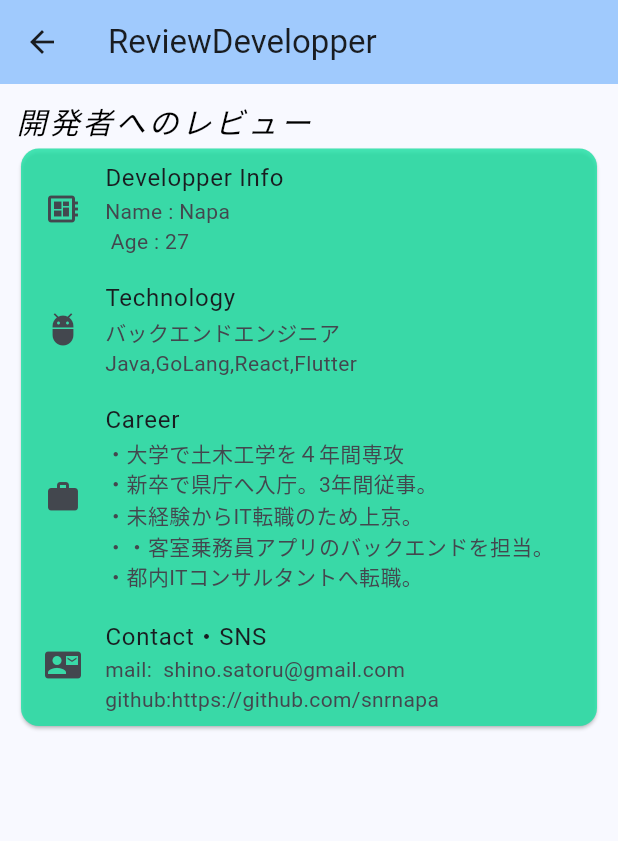
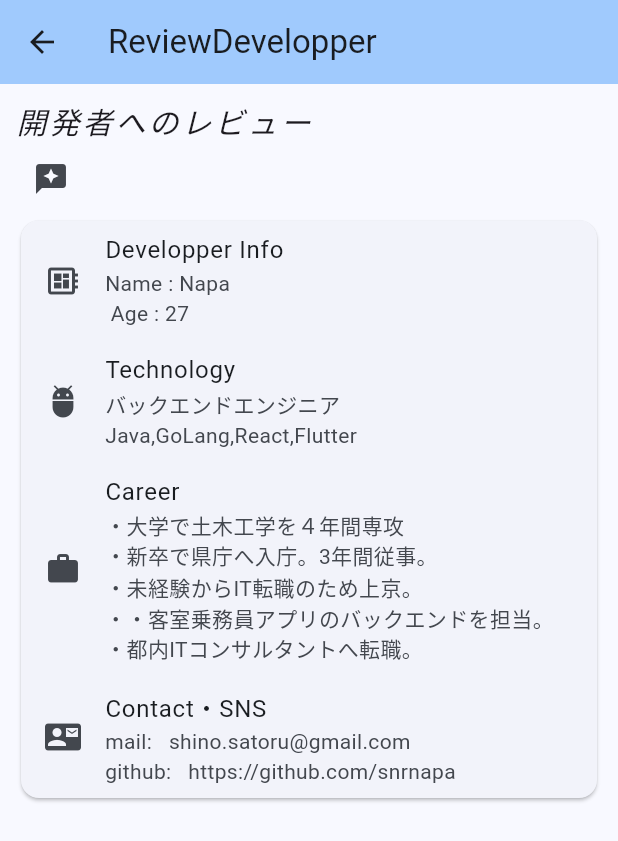
Before and after one commit to snrnapa/surveying_flutter, a Flutter app: the screen it shows after launch, after a tap on "Review", on a phone screen of 412 x 824 dp. Shown: the top 841 px of the screen. Run offline on Flutter 3.47's test engine with Material 3 defaults, Android fonts, the phone set to English and light mode, and no system bars; our stand-ins replace google_fonts, image_picker, in_app_review, sqflite; missing offline and left inert: flutter_email_sender; accounts and stored records are empty; Roboto replaces fonts that are missing (Murecho).

Commit message:
darktheme対応を行った

```diff
--- a/lib/components/basic_text.dart
+++ b/lib/components/basic_text.dart
@@ -12,6 +12,10 @@ class BasicText extends StatelessWidget {
   Widget build(BuildContext context) {
     double _height = MediaQuery.of(context).size.height;
     double _width = MediaQuery.of(context).size.width;
-    return Text(style: TextStyle(fontSize: 13, color: Colors.black), text);
+    return Text(
+        style: TextStyle(
+          fontSize: 13,
+        ),
+        text);
   }
 }
--- a/lib/components/card_template.dart
+++ b/lib/components/card_template.dart
@@ -20,14 +20,13 @@ class CardTemplate extends StatelessWidget {
         elevation: 10,
         margin: const EdgeInsets.all(7),
         shape: RoundedRectangleBorder(borderRadius: BorderRadius.circular(20)),
-        color: Colors.green[100],
+        // color: Colors.green[100],
         child: Padding(
           padding: const EdgeInsets.only(left: 16),
           child: Row(
             children: [
               Container(
                 width: _width * 0.45,
-                // color: Colors.black,
                 alignment: Alignment.centerLeft,
                 child: Column(
                   crossAxisAlignment: CrossAxisAlignment.start,
--- a/lib/components/card_text.dart
+++ b/lib/components/card_text.dart
@@ -12,7 +12,6 @@ class CardText extends StatelessWidget {
     return Text(
         style: TextStyle(
           fontSize: 13,
-          color: Colors.black,
         ),
         text);
   }
--- /dev/null
+++ b/lib/components/drawer_helper.dart
@@ -0,0 +1,36 @@
+import 'dart:io';
+
+import 'package:flutter/material.dart';
+import 'package:in_app_review/in_app_review.dart';
+import 'package:url_launcher/url_launcher.dart';
+
+class DrawerHelper {
+  static final InAppReview _inAppReview = InAppReview.instance;
+
+  // URLを定数化
+  static const String _urlAppStore = 'AppStoreURL';
+  static const String _urlPlayStore = 'PlayStoreURL';
+
+  static void launchStoreReview(BuildContext context) async {
+    try {
+      if (await _inAppReview.isAvailable()) {
+        // _inAppReview.requestReview();
+        _inAppReview.openStoreListing(appStoreId: 'App Store ID');
+      } else {
+        // ストアのURLにフォールバック
+        final url = Platform.isIOS ? _urlAppStore : _urlPlayStore;
+
+        if (!await launchUrl(Uri.parse(url))) {
+          throw 'Cannot launch the store URL';
+        }
+        // AnalyticsService.instance.analytics.logEvent(
+        //   name: 'navigate_to_store_url',
+        // );
+      }
+    } catch (e) {
+      ScaffoldMessenger.of(context).showSnackBar(
+        const SnackBar(content: Text('ストアページを開けませんでした')),
+      );
+    }
+  }
+}
--- a/lib/components/title_text.dart
+++ b/lib/components/title_text.dart
@@ -12,7 +12,6 @@ class TitleText extends StatelessWidget {
     return Text(
         style: TextStyle(
           fontSize: 20,
-          color: Colors.black,
           fontStyle: FontStyle.italic,
           letterSpacing: 2.0,
         ),
--- a/lib/main.dart
+++ b/lib/main.dart
@@ -26,7 +26,10 @@ class MyApp extends StatelessWidget {
         colorScheme: ColorScheme.fromSeed(seedColor: Colors.blue),
         useMaterial3: true,
       ),
-      darkTheme: ThemeData.dark(),
+      darkTheme: ThemeData(
+          brightness: Brightness.dark,
+          primaryColor: Colors.red,
+          fontFamily: 'NotoSansCJKJP'),
       home: const MyHomePage(title: 'Surveying App'),
     );
   }
@@ -117,7 +120,9 @@ class _MyHomePageState extends State<MyHomePage> {
             SizedBox(
               height: _height * 0.03,
             ),
-            Divider(thickness: 3, color: Colors.black),
+            Divider(
+              thickness: 3,
+            ),
             Text("未実装"),
             ConstrainedBox(
               constraints: BoxConstraints(
--- a/lib/review_developper.dart
+++ b/lib/review_developper.dart
@@ -1,6 +1,5 @@
 import 'package:flutter/material.dart';
-import 'package:surveying_app/components/basic_text.dart';
-import 'package:surveying_app/components/card_text.dart';
+import 'package:surveying_app/components/drawer_helper.dart';
 import 'package:surveying_app/components/title_text.dart';
 import 'package:surveying_app/components/utils.dart';
 
@@ -34,8 +33,11 @@ class _ReviewDevelopperPageState extends State<ReviewDevelopper> {
             mainAxisAlignment: MainAxisAlignment.spaceEvenly,
             children: [
               TitleText(text: '開発者へのレビュー'),
+              IconButton(
+                  onPressed: () => DrawerHelper.launchStoreReview(context),
+                  icon: Icon(Icons.reviews)),
               const Card(
-                color: Color.fromARGB(207, 28, 225, 163),
+                // color: Color.fromARGB(207, 28, 225, 163),
                 child: Column(children: [
                   ListTile(
                     leading: Icon(Icons.developer_board),
@@ -57,7 +59,7 @@ class _ReviewDevelopperPageState extends State<ReviewDevelopper> {
                     leading: Icon(Icons.contact_mail),
                     title: Text("Contact・SNS"),
                     subtitle: Text(
-                        "mail:  shino.satoru@gmail.com\ngithub:https://github.com/snrnapa"),
+                        "mail:   shino.satoru@gmail.com\ngithub:   https://github.com/snrnapa"),
                   ),
                 ]),
               ),
--- a/lib/surveying.dart
+++ b/lib/surveying.dart
@@ -213,7 +213,6 @@ class _SurveyingPageState extends State<Surveying> {
                     const Divider(
                       height: 20,
                       endIndent: 0,
-                      color: Colors.black,
                     ),
                     Row(
                       children: [
@@ -268,7 +267,6 @@ class _SurveyingPageState extends State<Surveying> {
                     const Divider(
                       height: 20,
                       endIndent: 0,
-                      color: Colors.black,
                     ),
                     Expanded(
                       child: SingleChildScrollView(
@@ -302,7 +300,8 @@ class _SurveyingPageState extends State<Surveying> {
                                       }
                                       // Even rows will have a grey color.
                                       if (index.isEven) {
-                                        return Colors.blue[100];
+                                        return Color.fromARGB(
+                                            223, 234, 156, 67);
                                       }
                                       return null; // Use default value for other states and odd rows.
                                     }),
@@ -310,7 +309,6 @@ class _SurveyingPageState extends State<Surveying> {
                                       DataCell(Container(
                                           width: _width * 0.05,
                                           child: Checkbox(
-                                            checkColor: Colors.black,
                                             fillColor: MaterialStateProperty
                                                 .resolveWith((states) =>
                                                     Colors.transparent),
--- a/lib/surveying_list.dart
+++ b/lib/surveying_list.dart
@@ -155,7 +155,7 @@ class _SurveyingListPageState extends State<SurveyingList> {
                         margin: const EdgeInsets.all(7),
                         shape: RoundedRectangleBorder(
                             borderRadius: BorderRadius.circular(20)),
-                        color: Colors.blue[100],
+                        // color: Colors.blue[100],
                         child: Column(
                           children: <Widget>[
                             const ListTile(
--- a/lib/todo_add_page.dart
+++ b/lib/todo_add_page.dart
@@ -21,7 +21,7 @@ class _ToDoAddPageState extends State<ToDoAddPage> {
           children: <Widget>[
             Text(
               _text,
-              style: TextStyle(color: Colors.black),
+              style: TextStyle(),
             ),
             TextField(
               onChanged: (String value) {
@@ -44,7 +44,7 @@ class _ToDoAddPageState extends State<ToDoAddPage> {
                 },
                 child: Text(
                   'リスト追加',
-                  style: TextStyle(color: Colors.black),
+                  style: TextStyle(),
                 ),
               ),
             ),
@@ -53,7 +53,7 @@ class _ToDoAddPageState extends State<ToDoAddPage> {
               child: TextButton(
                 child: Text(
                   'キャンセル',
-                  style: TextStyle(color: Colors.black),
+                  style: TextStyle(),
                 ),
                 onPressed: () {
                   Navigator.of(context).pop();
--- a/pubspec.yaml
+++ b/pubspec.yaml
@@ -45,6 +45,7 @@ dependencies:
   flutter_email_sender: ^6.0.2
   image_picker: ^1.0.5
   image_gallery_saver: ^2.0.3
+  in_app_review: ^2.0.8
 
 dev_dependencies:
   flutter_test:
@@ -70,7 +71,7 @@ flutter:
 
   # To add assets to your application, add an assets section, like this:
   assets:
-  - appImage/kushima.jpg
+  - appImage/myProfile.jpg
   # assets:
   #   - images/a_dot_burr.jpeg
   #   - images/a_dot_ham.jpeg
```
